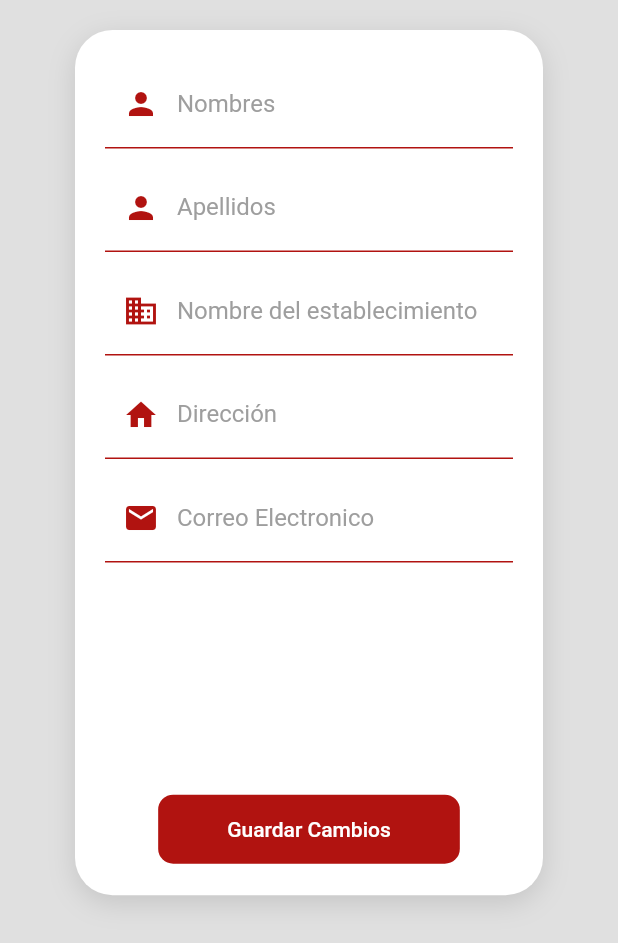
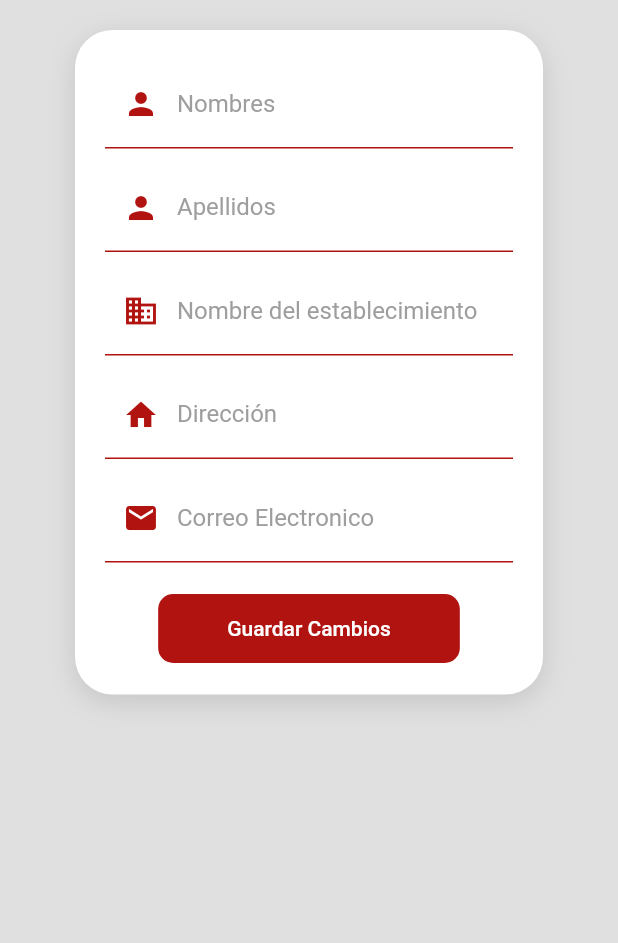
Before and after one commit to Ivanrenes/panic_button, a Flutter app: the _EditUserForm widget shown alone on an empty page, opened directly, on a phone screen of 412 x 824 dp. Shown: the top 943 px of the screen. Run offline on Flutter 3.47's test engine with Material 2 defaults, Android fonts, the phone set to English and light mode, and no system bars; our stand-ins replace awesome_notifications, bloc, cloud_firestore, cool_alert, equatable, firebase_auth and 13 more; accounts and stored records are empty; network calls fail.

Commit message:
feat: edit user profile added

```diff
--- a/lib/screens/users/edit_user_profile_screen.dart
+++ b/lib/screens/users/edit_user_profile_screen.dart
@@ -52,13 +52,15 @@ class _EditUserForm extends StatelessWidget {
     final size = MediaQuery.of(context).size;
     final editUserFormProvider = Provider.of<EditUserFormProvider>(context);
     final authService = Provider.of<AuthService>(context);
+    final ScrollController _scrollController = ScrollController(
+      initialScrollOffset: 120,
+      keepScrollOffset: true,
+    );
 
     return SingleChildScrollView(
+      controller: _scrollController,
       child: Padding(
         padding: const EdgeInsets.symmetric(horizontal: 20, vertical: 20),
-        child: Container(
-          height: size.height * 0.7,
-          width: double.infinity,
         child: CardContainer(
           child: Form(
             key: editUserFormProvider.formKey,
@@ -138,7 +140,9 @@ class _EditUserForm extends StatelessWidget {
                   validator: isValidEmail,
                   autovalidateMode: AutovalidateMode.onUserInteraction,
                 ),
-                  Expanded(child: Container()),
+                SizedBox(
+                  height: 20,
+                ),
                 MaterialButton(
                     shape: RoundedRectangleBorder(
                         borderRadius: BorderRadius.circular(10)),
@@ -204,7 +208,6 @@ class _EditUserForm extends StatelessWidget {
           ),
         ),
       ),
-      ),
     );
   }
 }
```
Lines whose indentation alone changed are shown as unchanged.
